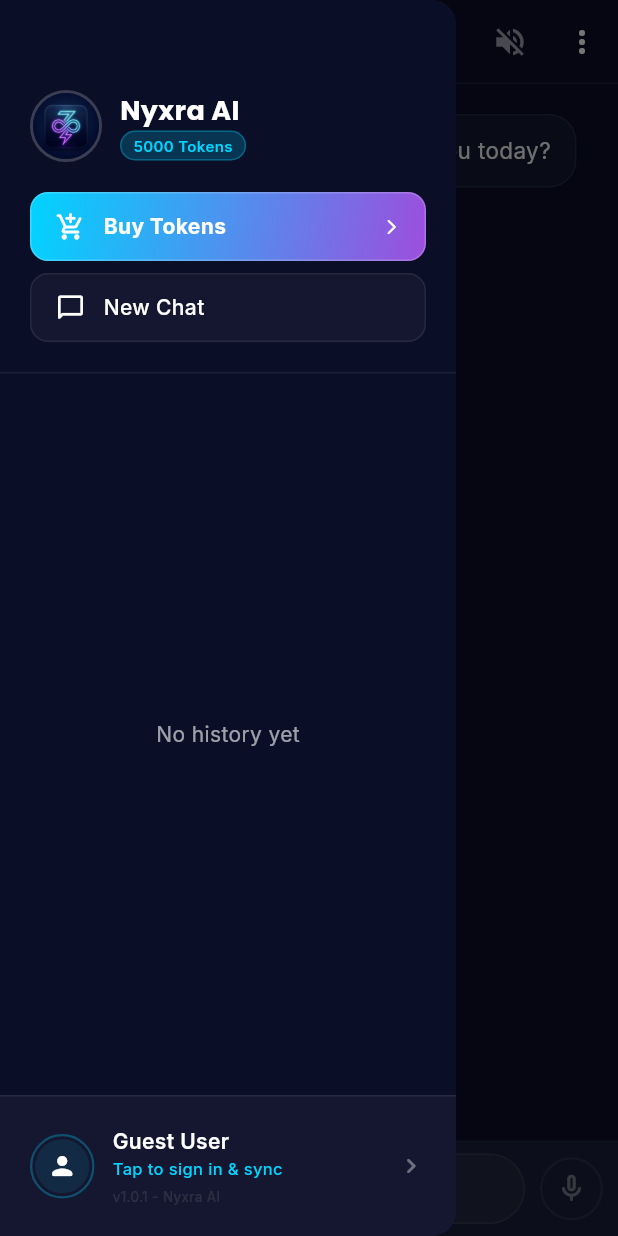
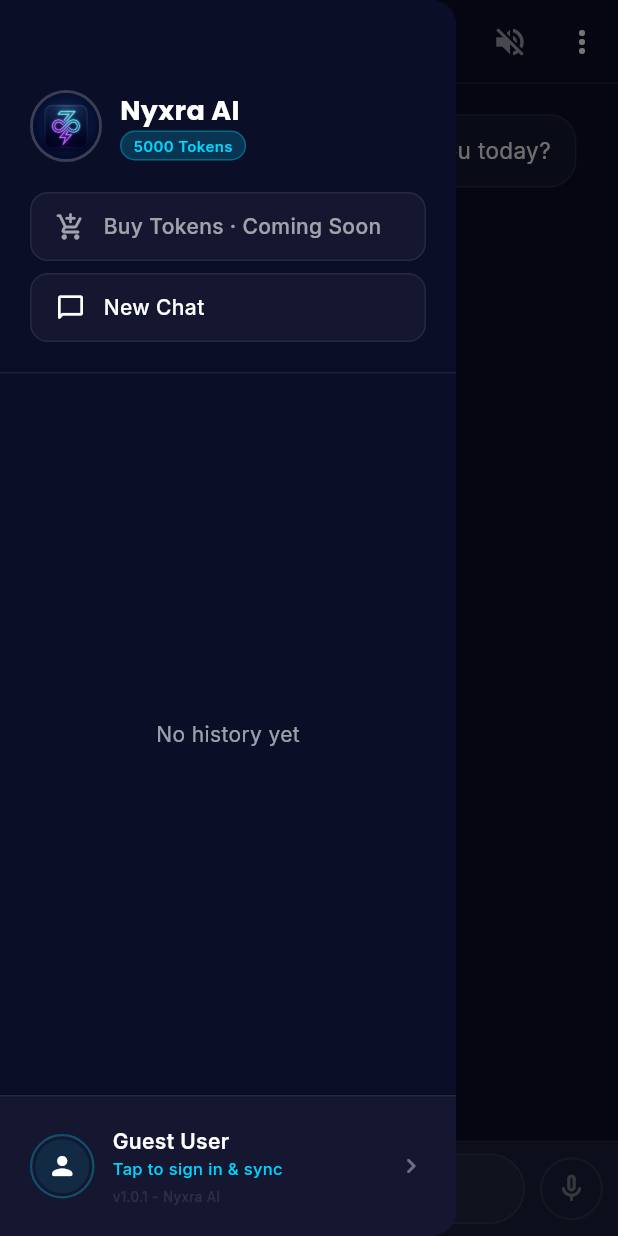
Before and after one commit to ahtashamfarooq193-pixel/Nyxra-Ai, a Flutter app: the screen it shows after launch, with the side drawer open, on a phone screen of 412 x 824 dp. Run offline on Flutter 3.47's test engine with Material 3 defaults, Android fonts, the phone set to English and light mode, and no system bars; drawn by our look-alikes of flutter_markdown; our stand-ins replace cloud_firestore, firebase_auth, firebase_core, flutter_tts, google_fonts, google_sign_in and 4 more; missing offline and left inert: universal_html; accounts and stored records are empty.

Commit message:
feat: disable token purchases temporarily

```diff
--- a/lib/screens/chat_screen.dart
+++ b/lib/screens/chat_screen.dart
@@ -16,7 +16,6 @@
 import '../services/firestore_service.dart';
 import '../utils/constants.dart';
 import '../splashscreen.dart';
-import 'token_store_screen.dart';
 
 class ChatScreen extends StatefulWidget {
   const ChatScreen({super.key});
@@ -516,9 +515,10 @@
 
   void _showPurchaseMessage() {
     _addMessage(
-      text: '🚫 Aapki aaj ki free limit (5000 tokens) khatam ho gayi!\n\n'
-          '💎 **Aur tokens chahiye?**\n'
-          'Menu se "Buy Tokens" khol kar apna package choose karein.\n\n'
+      text:
+          '🚫 Aapki aaj ki free limit (5000 tokens) khatam ho gayi!\n\n'
+          '💎 **Token purchases abhi available nahi hain.**\n'
+          'Buy Tokens feature coming soon hai.\n\n'
           '⏰ **Free tokens?**\n'
           'Kal midnight tak wait karo — 5000 free tokens automatic reset ho jayenge! 🔄',
       isUser: false,
@@ -1056,15 +1056,9 @@
           const SizedBox(height: 20),
           _buildDrawerOption(
             icon: Icons.add_shopping_cart_rounded,
-            label: 'Buy Tokens',
-            onTap: () {
-              Navigator.pop(context);
-              Navigator.push(
-                context,
-                MaterialPageRoute(builder: (context) => const TokenStoreScreen()),
-              );
-            },
-            isSpecial: true,
+            label: 'Buy Tokens · Coming Soon',
+            onTap: null,
+            isDisabled: true,
           ),
           const SizedBox(height: 8),
           _buildDrawerOption(
@@ -1083,37 +1077,50 @@
   Widget _buildDrawerOption({
     required IconData icon,
     required String label,
-    required VoidCallback onTap,
+    required VoidCallback? onTap,
     bool isSpecial = false,
+    bool isDisabled = false,
   }) {
     return InkWell(
-      onTap: onTap,
+      onTap: isDisabled ? null : onTap,
       borderRadius: BorderRadius.circular(12),
       child: Container(
         padding: const EdgeInsets.symmetric(vertical: 12, horizontal: 16),
         decoration: BoxDecoration(
-          gradient: isSpecial ? AppConstants.primaryGradient : null,
-          color: isSpecial ? null : AppConstants.surfaceOverlay,
+          gradient: isSpecial && !isDisabled
+              ? AppConstants.primaryGradient
+              : null,
+          color: isSpecial && !isDisabled ? null : AppConstants.surfaceOverlay,
           borderRadius: BorderRadius.circular(12),
           border: Border.all(
-            color: isSpecial ? Colors.white.withOpacity(0.2) : AppConstants.borderColor,
+            color: isSpecial && !isDisabled
+                ? Colors.white.withOpacity(0.2)
+                : AppConstants.borderColor,
           ),
         ),
         child: Row(
           children: [
-            Icon(icon, color: Colors.white, size: 20),
+            Icon(
+              icon,
+              color: isDisabled ? AppConstants.mutedTextColor : Colors.white,
+              size: 20,
+            ),
             const SizedBox(width: 12),
             Text(
               label,
               style: GoogleFonts.inter(
                 fontSize: 14,
-                color: Colors.white,
+                color: isDisabled ? AppConstants.mutedTextColor : Colors.white,
                 fontWeight: isSpecial ? FontWeight.w700 : FontWeight.w500,
               ),
             ),
-            if (isSpecial) ...[
+            if (isSpecial && !isDisabled) ...[
               const Spacer(),
-              const Icon(Icons.arrow_forward_ios_rounded, color: Colors.white, size: 12),
+              const Icon(
+                Icons.arrow_forward_ios_rounded,
+                color: Colors.white,
+                size: 12,
+              ),
             ],
           ],
         ),
```
